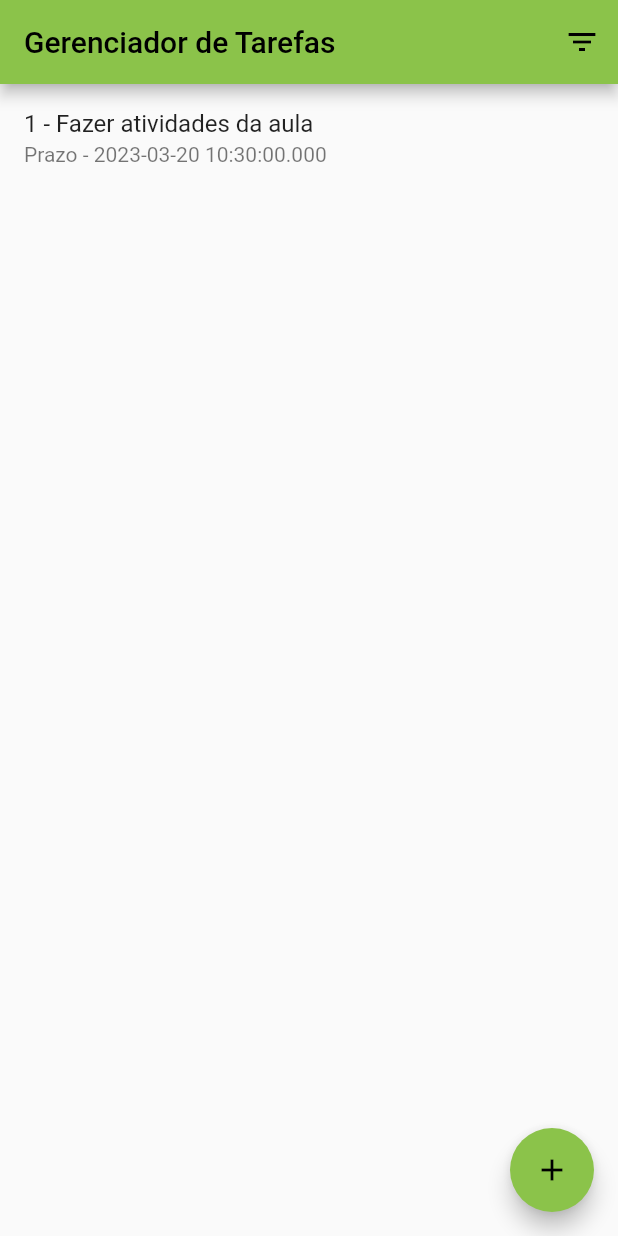
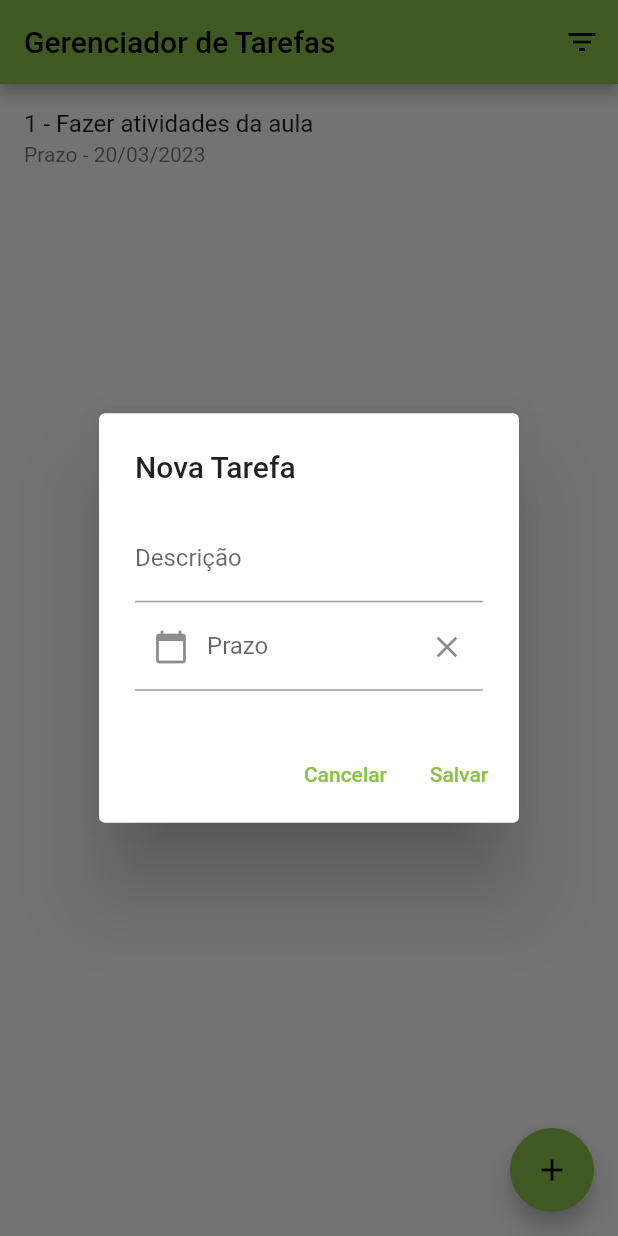
Before and after one commit to Djonatan007/gerenciador, a Flutter app: the screen it shows after launch, after a tap on the "add" icon, on a phone screen of 412 x 824 dp. Run offline on Flutter 3.47's test engine with Material 2 defaults, Android fonts, the phone set to English and light mode, and no system bars; missing offline and left inert: dart:html.

Commit message:
Aula 14-03

```diff
--- /dev/null
+++ b/lib/pages/form_new_task.dart
@@ -0,0 +1,98 @@
+import 'package:flutter/cupertino.dart';
+import 'package:flutter/material.dart';
+import 'package:gerenciador/model/tarefa.dart';
+import 'package:intl/intl.dart';
+import '../model/tarefa.dart';
+
+class FormNewTask extends StatefulWidget {
+  final Tarefa? tarefaAtual;
+
+  FormNewTask({Key? key, this.tarefaAtual}) : super (key: key);
+
+  @override
+  FormNewTaskState createState() => FormNewTaskState();
+
+}
+
+class FormNewTaskState extends State<FormNewTask> {
+  final formKey = GlobalKey<FormState>();
+  final descricaoController = TextEditingController();
+  final prazoController = TextEditingController();
+  final _dateFormat = DateFormat('dd/MM/yyyy');
+
+  @override
+  void initState() {
+    super.initState();
+
+    if (widget.tarefaAtual != null) {
+      descricaoController.text = widget.tarefaAtual!.descricao;
+      prazoController.text = widget.tarefaAtual!.prazoFormatado;
+    }
+  }
+
+  Widget build(BuildContext context){
+    return Form(
+        key: formKey,
+        child: Column(
+          mainAxisSize: MainAxisSize.min,
+          children: [
+            TextFormField(
+              controller: descricaoController,
+              decoration: InputDecoration(labelText: 'Descrição'),
+              validator: (String? valor) {
+                if (valor == null || valor.isEmpty) {
+                  return 'Informe a descrição';
+                }
+                return null;
+              },
+            ),
+            TextFormField(
+              controller: prazoController,
+              decoration: InputDecoration(
+                labelText: 'Prazo',
+                prefixIcon: IconButton(
+                  onPressed: _mostrarCalendario,
+                  icon: Icon(Icons.calendar_today),
+                ),
+                suffixIcon: IconButton(
+                  onPressed: () => prazoController.clear(),
+                  icon: Icon(Icons.close),
+                )
+              ),
+              readOnly: true,
+            ),
+          ],
+        ),
+    );
+  }
+
+  void _mostrarCalendario() {
+    final dataFormatada = prazoController.text;
+    var data = DateTime.now();
+
+    if (dataFormatada.isNotEmpty) {
+      data = _dateFormat.parse(dataFormatada);
+    }
+
+    showDatePicker(
+        context: context,
+        initialDate: data,
+        firstDate: data.subtract(Duration(days: 365 * 5)),
+        lastDate: data.add(Duration(days: 365 * 5)),
+    ).then((DateTime? dataSelecionada){
+      if (dataSelecionada != null) {
+        setState(() {
+          prazoController.text = _dateFormat.format(dataSelecionada);
+        });
+      }
+    });
+  }
+
+  bool dadosValidados() => formKey.currentState?.validate() == true;
+
+  Tarefa get newTask => Tarefa(
+      id: widget.tarefaAtual?.id ?? 0,
+      descricao: descricaoController.text,
+      prazo: prazoController.text.isEmpty ? null : _dateFormat.parse(prazoController.text)
+  );
+}
--- a/lib/pages/lista_tarefas.dart
+++ b/lib/pages/lista_tarefas.dart
@@ -3,6 +3,8 @@ import 'dart:html';
 import 'package:flutter/cupertino.dart';
 import 'package:flutter/material.dart';
 import 'package:gerenciador/model/tarefa.dart';
+
+import 'form_new_task.dart';
 
 class ListaTarefa extends StatefulWidget {
   @override
@@ -11,6 +13,10 @@ class ListaTarefa extends StatefulWidget {
 }
 
 class _ListaTarefasState extends State<ListaTarefa> {
+
+  static const ACAO_EDITAR = 'editar';
+  static const ACAO_EXCLUIR = 'excluir';
+
   final tarefas = <Tarefa>[
     Tarefa(
         id: 1,
@@ -19,19 +25,89 @@ class _ListaTarefasState extends State<ListaTarefa> {
     )
   ];
 
+  var _ultimoId = 1;
+
   @override
   Widget build(BuildContext context) {
     return Scaffold(
       appBar: _criarAppBar(),
       body: _criarBody(),
       floatingActionButton: FloatingActionButton(
-        onPressed: () {},
-        tooltip: 'New Task',
+        onPressed: _abrirForm,
+        tooltip: 'Nova Tarefa',
         child: Icon(Icons.add),
       ),
     );
   }
 
+  void _abrirForm({Tarefa? tarefaAtual, int? index}) {
+    final key = GlobalKey<FormNewTaskState>();
+    showDialog(
+        context: context,
+        builder: (BuildContext context) {
+          return AlertDialog(
+            title: Text(tarefaAtual == null ? 'Nova Tarefa' : 'Alterar a tarefa ${tarefaAtual.id}'),
+            content: FormNewTask(key: key, tarefaAtual: tarefaAtual),
+            actions: [
+              TextButton(
+                  onPressed: () => Navigator.of(context).pop(),
+                  child: Text('Cancelar')
+              ),
+              TextButton(
+                  onPressed: () {
+                    if (key.currentState != null && key.currentState!.dadosValidados()) {
+                      setState(() {
+                        final novaTarefa = key.currentState!.newTask;
+                        if (index == null) {
+                          novaTarefa.id = ++ _ultimoId;
+                        } else {
+                          tarefas[index] = novaTarefa;
+                        }
+                        tarefas.add(novaTarefa);
+                      });
+                      Navigator.of(context).pop();
+                    }
+                  },
+                  child: Text('Salvar')
+              )
+            ],
+          );
+        }
+    );
+  }
+
+
+  void _excluirTarefa(int index) {
+    showDialog(
+        context: context,
+        builder: (BuildContext context) {
+          return AlertDialog(
+            title: Row(
+              children: [
+                Icon(Icons.warning, color: Colors.red),
+                Padding(
+                    padding: EdgeInsets.only(left: 10),
+                child: Text('Atenção'),
+                )
+              ],
+            ),
+            content: Text('Esse registro será deletado permanentemente'),
+            actions: [
+              TextButton(
+                  onPressed: () => Navigator.of(context).pop(), child: Text('Cancelar')
+              ),
+              TextButton(
+                  onPressed: () {
+                    Navigator.of(context).pop();
+                    setState(() {
+                      tarefas.removeAt(index);
+                    });
+                  }, child: Text('Confirmar')
+              ),
+            ],
+          );
+        });
+  }
 
   AppBar _criarAppBar() {
     return AppBar(
@@ -57,11 +133,51 @@ class _ListaTarefasState extends State<ListaTarefa> {
       separatorBuilder: (BuildContext context, int index) => Divider(),
       itemBuilder: (BuildContext context, int index) {
         final tarefa = tarefas[index];
-        return ListTile(
-          title: Text('${tarefa.id} - ${tarefa.descricao}'),
-          subtitle: Text('Prazo - ${tarefa.prazo}'),
+
+        return PopupMenuButton<String>(
+          child: ListTile(
+            title: Text('${tarefa.id} - ${tarefa.descricao}'),
+            subtitle: Text(tarefa.prazo == null ? 'Tarefa sem prazo definido' : 'Prazo - ${tarefa.prazoFormatado}'),
+          ),
+          itemBuilder: (BuildContext context) => _criarItensMenu(),
+          onSelected: (String valorSelecionado) {
+            if (valorSelecionado == ACAO_EDITAR) {
+              _abrirForm(tarefaAtual: tarefa, index: index);
+            } else if (valorSelecionado == ACAO_EXCLUIR) {
+              _excluirTarefa(index);
+            }
+          },
         );
       },
     );
   }
+
+  List<PopupMenuEntry<String>> _criarItensMenu() {
+    return [
+      PopupMenuItem(
+        value: ACAO_EDITAR,
+          child: Row(
+            children: [
+              Icon(Icons.edit, color: Colors.black,),
+              Padding(
+                  padding: EdgeInsets.only(left: 10),
+                child: Text('Editar'),
+              )
+            ],
+          )
+      ),
+      PopupMenuItem(
+          value: ACAO_EXCLUIR,
+          child: Row(
+            children: [
+              Icon(Icons.delete, color: Colors.red,),
+              Padding(
+                padding: EdgeInsets.only(left: 10),
+                child: Text('Excluir'),
+              )
+            ],
+          )
+      )
+    ];
+  }
 }
```
